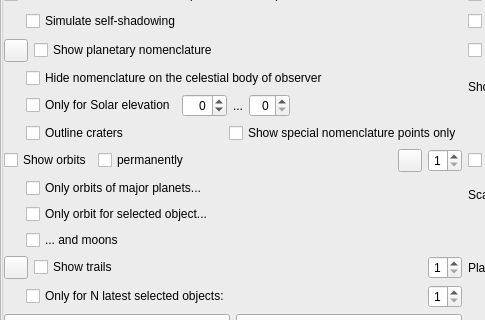
This is src/gui/viewDialog.ui in Stellarium/stellarium as Qt 5 draws it before an edit; both pictures show x 0 to 485 and y 107 to 427 of the 929 by 559 pixel window. The edited form follows.
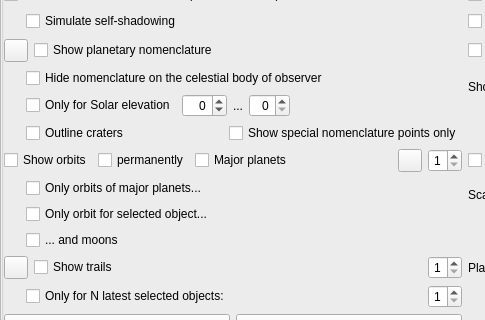
This is the edited form. The open tabs and pages were chosen to show the change. Icons and pictures are not drawn. Custom widgets are drawn as their Qt base class.

Commit message: Allow display of colors for each planet and per minor body type Allow to draw planet orbits together with orbit of selected object

What changed in the file:
```diff
--- a/src/gui/viewDialog.ui
+++ b/src/gui/viewDialog.ui
@@ -1233,7 +1233,7 @@
                <item>
                 <widget class="QCheckBox" name="planetOrbitPermanentCheckBox">
                  <property name="sizePolicy">
-                  <sizepolicy hsizetype="MinimumExpanding" vsizetype="Fixed">
+                  <sizepolicy hsizetype="Minimum" vsizetype="Fixed">
                    <horstretch>0</horstretch>
                    <verstretch>0</verstretch>
                   </sizepolicy>
@@ -1246,6 +1246,22 @@
                  </property>
                 </widget>
                </item>
+               <item>
+                <widget class="QCheckBox" name="planetOrbitMajorPlanetsCheckBox">
+                 <property name="sizePolicy">
+                  <sizepolicy hsizetype="MinimumExpanding" vsizetype="Fixed">
+                   <horstretch>0</horstretch>
+                   <verstretch>0</verstretch>
+                  </sizepolicy>
+                 </property>
+                 <property name="toolTip">
+                  <string>Show orbits of major planets</string>
+                 </property>
+                 <property name="text">
+                  <string>Major planets</string>
+                 </property>
+                </widget>
+               </item>
                <item>
                 <widget class="QToolButton" name="pushButtonOrbitColors">
                  <property name="toolTip">
```
Left out of the diff: 4 changed lines with no effect on the pictures. The commit also changes 8 other files.
